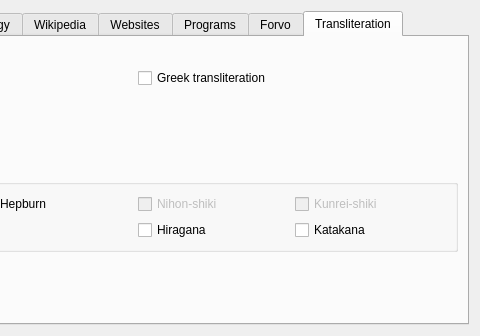
Before: the Qt Designer form sources.ui in goldendict/goldendict, drawn with Qt 5; both pictures show x 210 to 690 and y 0 to 336 of the 690 by 336 pixel window.
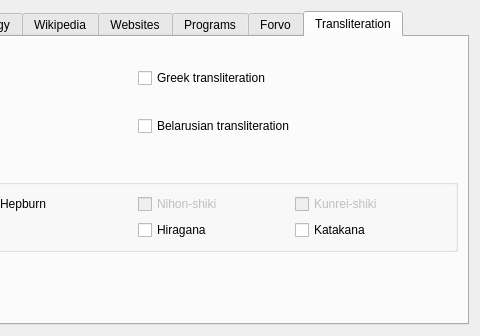
After: the same form once the commit is applied. The open tabs and pages were chosen to show the change. Icons and pictures are not drawn.

Commit message: Add belarusian transliteration

Patch:
```diff
--- a/sources.ui
+++ b/sources.ui
@@ -642,6 +642,17 @@
            </property>
           </widget>
          </item>
+         <item row="2" column="1">
+          <widget class="QCheckBox" name="enableBelarusianTransliteration">
+           <property name="text">
+            <string>Belarusian transliteration</string>
+           </property>
+           <property name="icon">
+            <iconset resource="flags.qrc">
+             <normaloff>:/flags/by.png</normaloff>:/flags/by.png</iconset>
+           </property>
+          </widget>
+         </item>
         </layout>
        </item>
        <item>
```
The commit also changes 10 other files.
